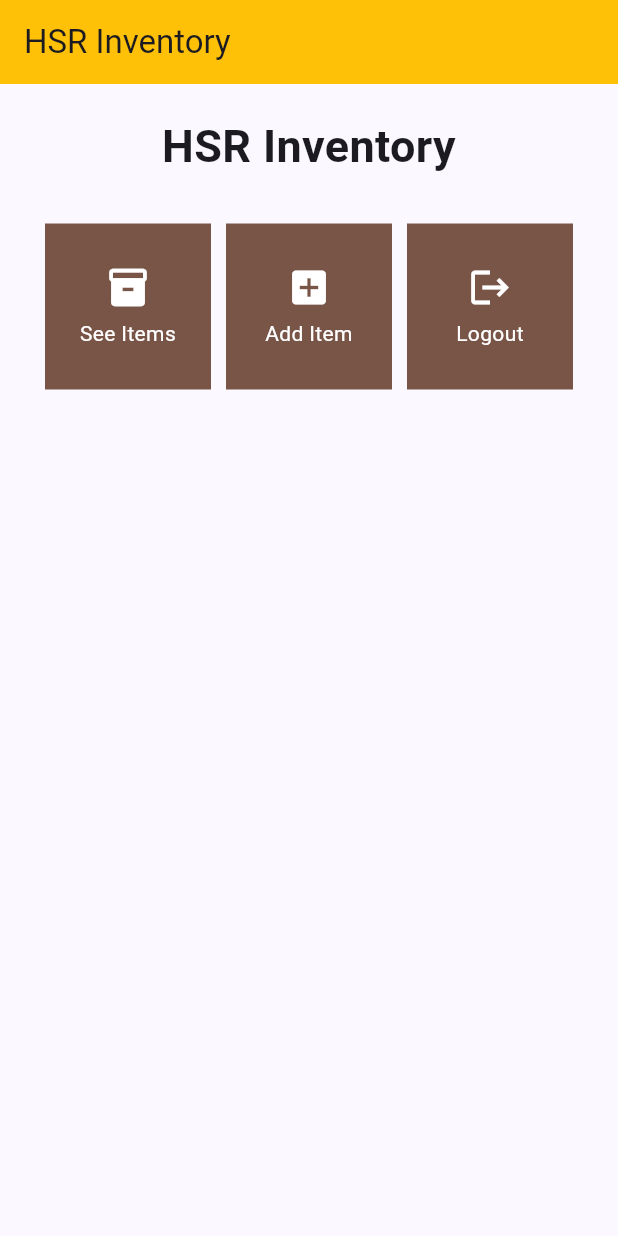
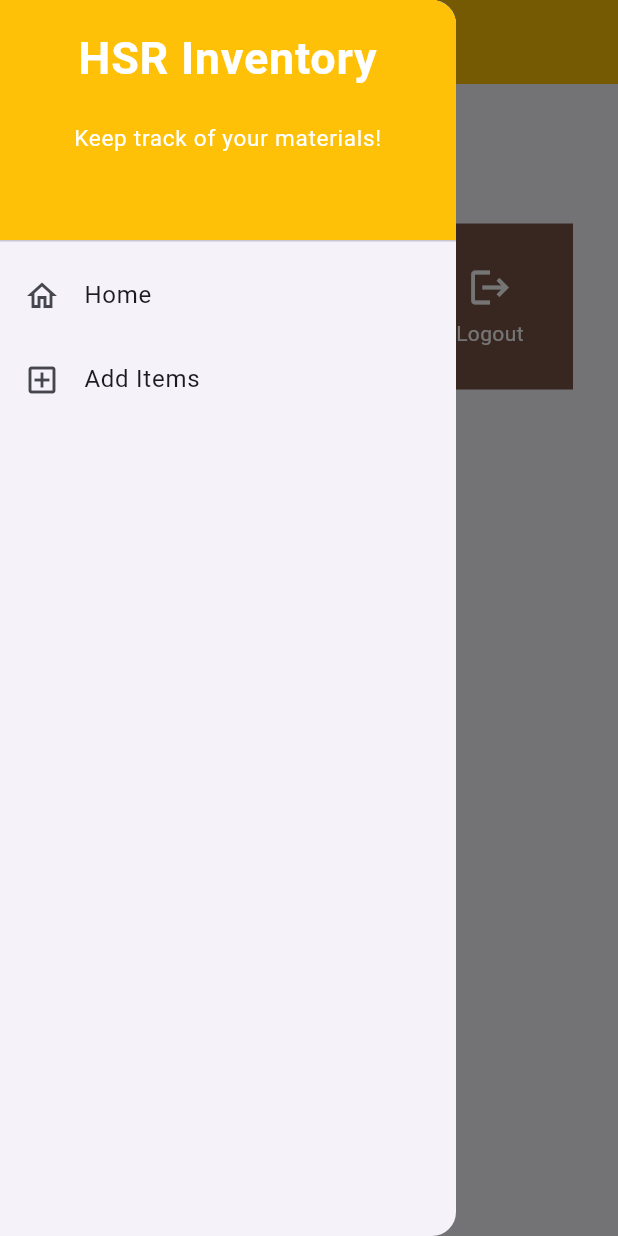
Before and after one commit to MightyZanark/hsr-inventory-mobile, a Flutter app: the screen it shows after launch, with the side drawer open (before the commit the screen has no drawer), on a phone screen of 412 x 824 dp. Run offline on Flutter 3.47's test engine with Material 2 defaults, Android fonts, the phone set to English and light mode, and no system bars.

Commit message:
feat: add item page and drawer

```diff
--- a/lib/screens/menu.dart
+++ b/lib/screens/menu.dart
@@ -1,5 +1,6 @@
 import 'package:flutter/material.dart';
 import 'package:hsr_inventory/widgets/menu_card.dart';
+import 'package:hsr_inventory/widgets/drawer.dart';
 
 class HomePage extends StatelessWidget {
   HomePage({Key? key}) : super(key: key);
@@ -16,7 +17,9 @@ class HomePage extends StatelessWidget {
         appBar: AppBar(
           title: const Text("HSR Inventory"),
           backgroundColor: Colors.amber,
+          foregroundColor: Colors.white,
         ),
+        drawer: const AppDrawer(),
         body: SingleChildScrollView(
           child: Padding(
             padding: const EdgeInsets.all(10),
--- /dev/null
+++ b/lib/widgets/drawer.dart
@@ -0,0 +1,47 @@
+import 'package:flutter/material.dart';
+import 'package:hsr_inventory/screens/menu.dart';
+import 'package:hsr_inventory/screens/add_item.dart';
+
+class AppDrawer extends StatelessWidget {
+  const AppDrawer({super.key});
+
+  @override
+  Widget build(BuildContext context) {
+    return Drawer(
+        child: ListView(children: [
+      const DrawerHeader(
+        decoration: BoxDecoration(color: Colors.amber),
+        child: Column(
+          children: [
+            Text('HSR Inventory',
+                textAlign: TextAlign.center,
+                style: TextStyle(
+                    fontSize: 30,
+                    fontWeight: FontWeight.bold,
+                    color: Colors.white)),
+            Padding(padding: EdgeInsets.all(10)),
+            Text('Keep track of your materials!',
+                textAlign: TextAlign.center,
+                style: TextStyle(fontSize: 15, color: Colors.white))
+          ],
+        ),
+      ),
+      ListTile(
+        leading: const Icon(Icons.home_outlined),
+        title: const Text('Home'),
+        onTap: () {
+          Navigator.of(context).pushReplacement(
+              MaterialPageRoute(builder: (context) => HomePage()));
+        },
+      ),
+      ListTile(
+        leading: const Icon(Icons.add_box_outlined),
+        title: const Text('Add Items'),
+        onTap: () {
+          Navigator.of(context).push(
+              MaterialPageRoute(builder: (context) => const AddItemPage()));
+        },
+      )
+    ]));
+  }
+}
--- a/lib/widgets/menu_card.dart
+++ b/lib/widgets/menu_card.dart
@@ -1,4 +1,5 @@
 import 'package:flutter/material.dart';
+import 'package:hsr_inventory/screens/add_item.dart';
 import 'dart:math';
 
 class MenuItem {
@@ -24,6 +25,11 @@ class MenuCard extends StatelessWidget {
               ..showSnackBar(SnackBar(
                   content:
                       Text('You have pressed the "${menu.title}" button!')));
+
+            if (menu.title == 'Add Item') {
+              Navigator.of(context).push(
+                  MaterialPageRoute(builder: (context) => const AddItemPage()));
+            }
           },
           child: Container(
               padding: const EdgeInsets.all(8),
```
Also changed, not shown: lib/screens/add_item.dart (added, +171 -0 lines), 1 other file.
